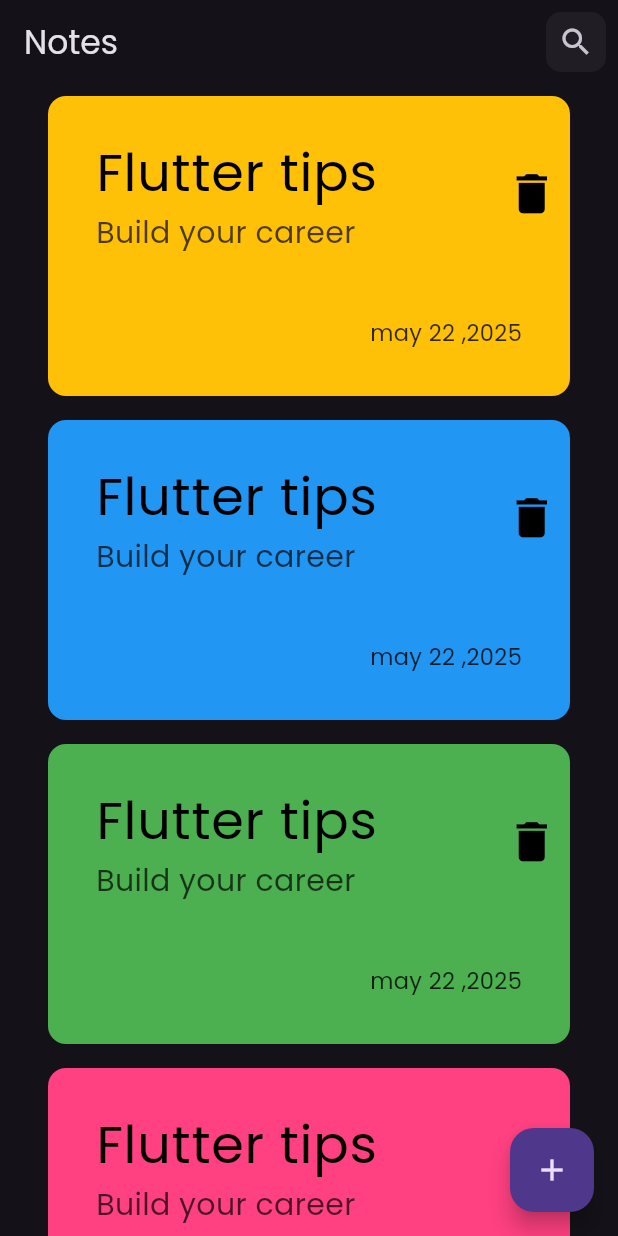
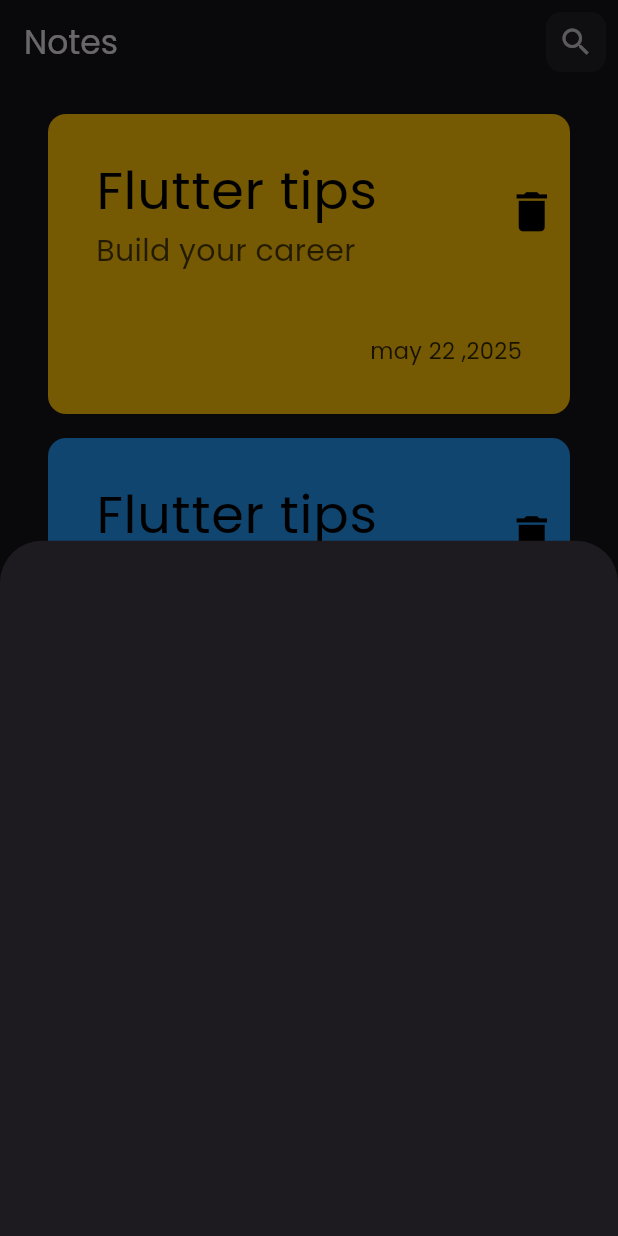
Before and after one commit to moshehata7/note_app, a Flutter app: the screen it shows after launch, after a tap on the "add" icon, on a phone screen of 412 x 824 dp. Run offline on Flutter 3.47's test engine with Material 3 defaults, Android fonts, the phone set to English and light mode, and no system bars.

Commit message:
add show modal bottom sheet

```diff
--- a/lib/views/note_view.dart
+++ b/lib/views/note_view.dart
@@ -1,5 +1,6 @@
 import 'package:flutter/material.dart';
 import 'package:note_app/widgets/custom_search_icon.dart';
+import 'package:note_app/widgets/note_bottom_sheet.dart';
 import 'package:note_app/widgets/note_view_body.dart';
 
 class NoteView extends StatelessWidget {
@@ -8,9 +9,19 @@ class NoteView extends StatelessWidget {
   @override
   Widget build(BuildContext context) {
     return Scaffold(
-      floatingActionButton: FloatingActionButton(onPressed: (){},child: Icon(Icons.add),),
+      floatingActionButton: FloatingActionButton(
+        onPressed: () {
+          showModalBottomSheet(
+            context: context,
+            builder: (context) {
+              return addNoteBottomsheet();
+            },
+          );
+        },
+        child: Icon(Icons.add),
+      ),
       appBar: AppBar(title: Text("Notes"), actions: [CustomSearchIcon()]),
-      body:NoteViewBody()
+      body: NoteViewBody(),
     );
   }
 }
--- /dev/null
+++ b/lib/widgets/note_bottom_sheet.dart
@@ -0,0 +1,10 @@
+import 'package:flutter/material.dart';
+
+class addNoteBottomsheet extends StatelessWidget {
+  const addNoteBottomsheet({super.key});
+
+  @override
+  Widget build(BuildContext context) {
+    return  Container();
+  }
+}
--- a/lib/widgets/note_view_body.dart
+++ b/lib/widgets/note_view_body.dart
@@ -11,11 +11,14 @@ class NoteViewBody extends StatelessWidget {
       ];
   @override
   Widget build(BuildContext context) {
-    return ListView.builder(
-      itemCount: colors.length,
-      itemBuilder: (context, index) {
-        return NoteItem(color: colors[index]);
-      },
+    return Padding(
+      padding: const EdgeInsets.only(top: 12,bottom: 12),
+      child: ListView.builder(
+        itemCount: colors.length,
+        itemBuilder: (context, index) {
+          return NoteItem(color: colors[index]);
+        },
+      ),
     );
   }
 }
```
